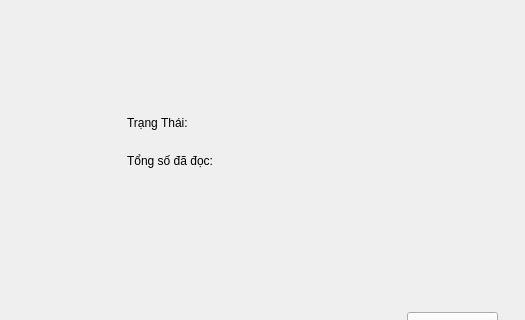
This is module/MainWindow_Ui.ui in phamkhactu/BookDetection as Qt 5 draws it before an edit; both pictures show x 383 to 908 and y 317 to 637 of the 908 by 724 pixel window. The edited form follows.
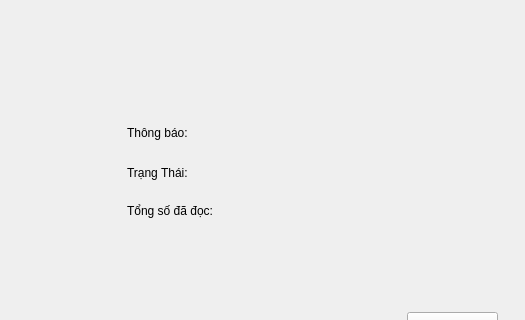
This is the edited form.

The edit to the form file:
```diff
--- a/module/MainWindow_Ui.ui
+++ b/module/MainWindow_Ui.ui
@@ -18,7 +18,7 @@
     <property name="geometry">
      <rect>
       <x>510</x>
-      <y>400</y>
+      <y>450</y>
       <width>91</width>
       <height>41</height>
      </rect>
@@ -57,7 +57,7 @@
     <property name="geometry">
      <rect>
       <x>510</x>
-      <y>450</y>
+      <y>500</y>
       <width>111</width>
       <height>17</height>
      </rect>
@@ -70,7 +70,7 @@
     <property name="geometry">
      <rect>
       <x>670</x>
-      <y>410</y>
+      <y>460</y>
       <width>67</width>
       <height>17</height>
      </rect>
@@ -83,7 +83,7 @@
     <property name="geometry">
      <rect>
       <x>670</x>
-      <y>450</y>
+      <y>500</y>
       <width>67</width>
       <height>17</height>
      </rect>
@@ -131,6 +131,32 @@
      <string/>
     </property>
    </widget>
+   <widget class="QLabel" name="label_2">
+    <property name="geometry">
+     <rect>
+      <x>510</x>
+      <y>410</y>
+      <width>91</width>
+      <height>41</height>
+     </rect>
+    </property>
+    <property name="text">
+     <string>Thông báo:</string>
+    </property>
+   </widget>
+   <widget class="QLabel" name="lable_thong_bao">
+    <property name="geometry">
+     <rect>
+      <x>670</x>
+      <y>420</y>
+      <width>211</width>
+      <height>17</height>
+     </rect>
+    </property>
+    <property name="text">
+     <string/>
+    </property>
+   </widget>
   </widget>
   <widget class="QMenuBar" name="menubar">
    <property name="geometry">
```
